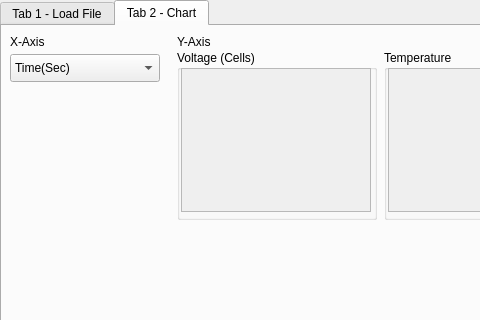
First picture: the form in mainwindow.ui, repository iyashpalsingh/chartplot, before the edit; both pictures show x 0 to 480 and y 0 to 320 of the 1000 by 680 pixel window.
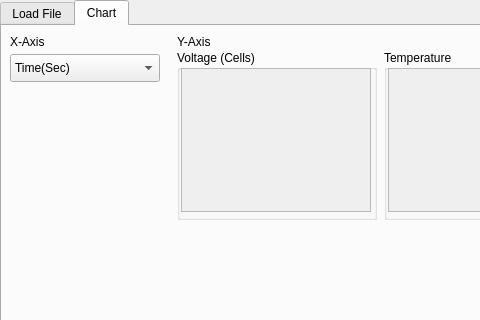
Second picture: the form after the edit. The open tabs and pages were chosen to show the change.

The edit to the form file:
```diff
--- a/mainwindow.ui
+++ b/mainwindow.ui
@@ -28,7 +28,7 @@
     </property>
     <widget class="QWidget" name="tab">
      <attribute name="title">
-      <string>Tab 1 - Load File</string>
+      <string>Load File</string>
      </attribute>
      <widget class="QPushButton" name="pushButton">
       <property name="geometry">
@@ -88,7 +88,7 @@
     </widget>
     <widget class="QWidget" name="tab_2">
      <attribute name="title">
-      <string>Tab 2 - Chart</string>
+      <string>Chart</string>
      </attribute>
      <widget class="QLabel" name="label_34">
       <property name="geometry">
```
Left out of the diff: 16 changed lines with no effect on the pictures.
